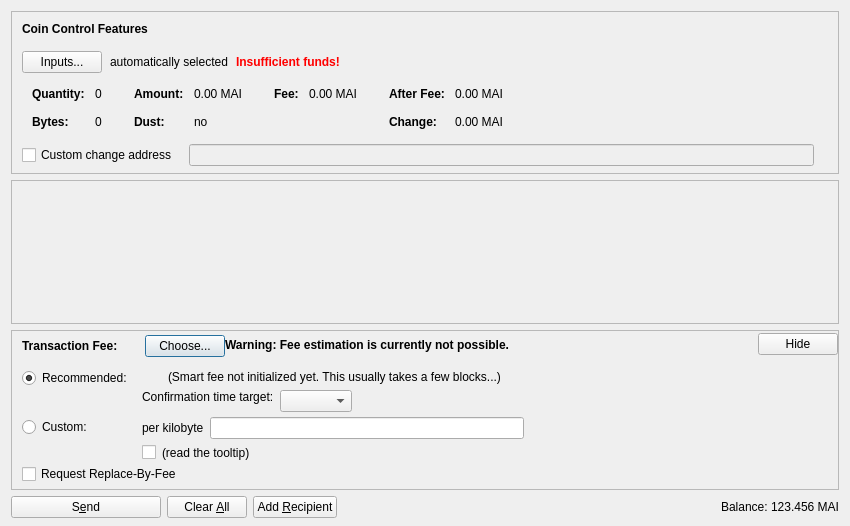
Before: the Qt Designer form src/qt/forms/sendcoinsdialog.ui in 1185/starwels, drawn with Qt 5.
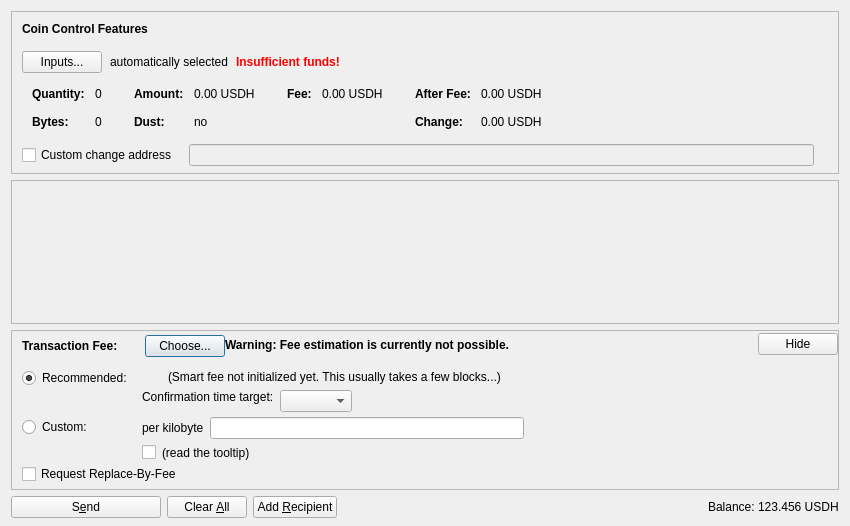
After: the same form once the commit is applied. Icons and pictures are not drawn. Custom widgets are drawn as their Qt base class.

Commit message: Change Ticker MAI -> USDH

```diff
--- a/src/qt/forms/sendcoinsdialog.ui
+++ b/src/qt/forms/sendcoinsdialog.ui
@@ -324,7 +324,7 @@
                   <enum>Qt::ActionsContextMenu</enum>
                  </property>
                  <property name="text">
-                  <string notr="true">0.00 MAI</string>
+                  <string notr="true">0.00 USDH</string>
                  </property>
                  <property name="textInteractionFlags">
                   <set>Qt::LinksAccessibleByMouse|Qt::TextSelectableByKeyboard|Qt::TextSelectableByMouse</set>
@@ -404,7 +404,7 @@
                   <enum>Qt::ActionsContextMenu</enum>
                  </property>
                  <property name="text">
-                  <string notr="true">0.00 MAI</string>
+                  <string notr="true">0.00 USDH</string>
                  </property>
                  <property name="textInteractionFlags">
                   <set>Qt::LinksAccessibleByMouse|Qt::TextSelectableByKeyboard|Qt::TextSelectableByMouse</set>
@@ -455,7 +455,7 @@
                   <enum>Qt::ActionsContextMenu</enum>
                  </property>
                  <property name="text">
-                  <string notr="true">0.00 MAI</string>
+                  <string notr="true">0.00 USDH</string>
                  </property>
                  <property name="textInteractionFlags">
                   <set>Qt::LinksAccessibleByMouse|Qt::TextSelectableByKeyboard|Qt::TextSelectableByMouse</set>
@@ -484,7 +484,7 @@
                   <enum>Qt::ActionsContextMenu</enum>
                  </property>
                  <property name="text">
-                  <string notr="true">0.00 MAI</string>
+                  <string notr="true">0.00 USDH</string>
                  </property>
                  <property name="textInteractionFlags">
                   <set>Qt::LinksAccessibleByMouse|Qt::TextSelectableByKeyboard|Qt::TextSelectableByMouse</set>
@@ -1247,7 +1247,7 @@
           <cursorShape>IBeamCursor</cursorShape>
          </property>
          <property name="text">
-          <string notr="true">123.456 MAI</string>
+          <string notr="true">123.456 USDH</string>
          </property>
          <property name="textInteractionFlags">
           <set>Qt::LinksAccessibleByMouse|Qt::TextSelectableByKeyboard|Qt::TextSelectableByMouse</set>
```
The commit also changes 106 other files.
